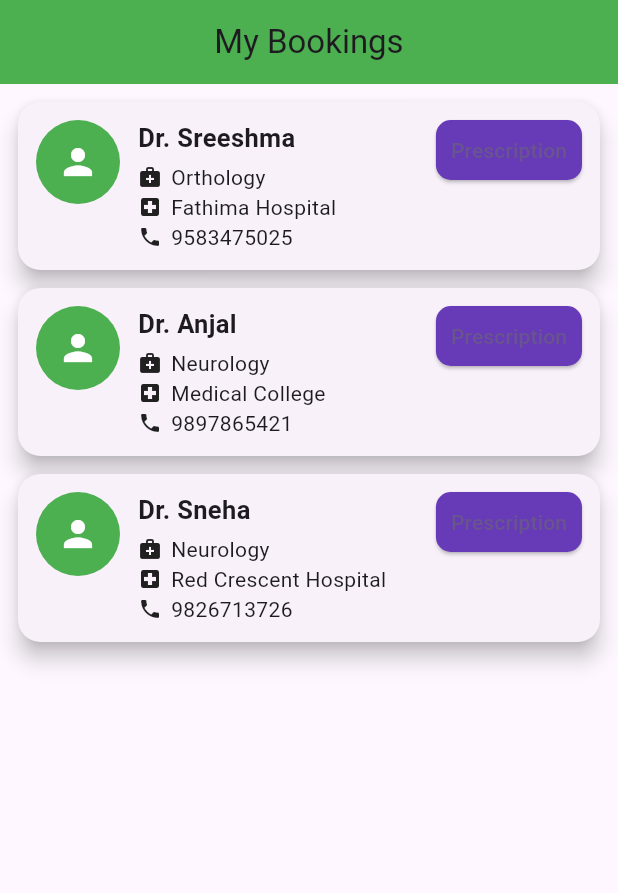
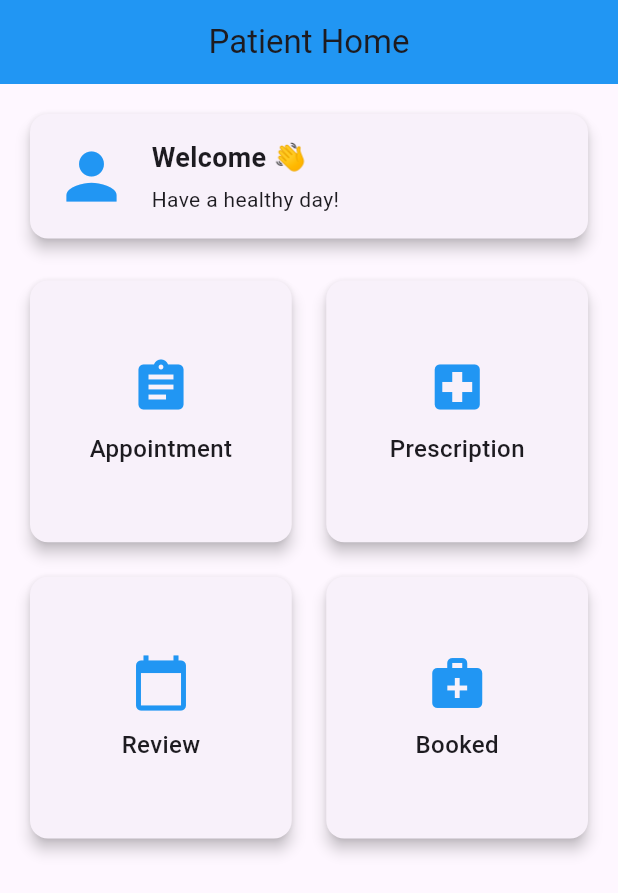
Before and after one commit to BrainTumourDetection/braintumourflutter, a Flutter app: the screen it shows after launch, on a phone screen of 412 x 824 dp. Shown: the top 893 px of the screen. Run offline on Flutter 3.47's test engine with Material 3 defaults, Android fonts, the phone set to English and light mode, and no system bars; our stand-ins replace dio, flutter_rating_bar.

Commit message:
27/01/2026

```diff
--- a/lib/booked.dart
+++ b/lib/booked.dart
@@ -124,7 +124,7 @@ class _BookedState extends State<Booked> {
       height: 40,
       child: ElevatedButton(
         style: ElevatedButton.styleFrom(
-          backgroundColor: Colors.deepPurple,
+          backgroundColor: const Color.fromARGB(255, 140, 198, 239),
           padding: const EdgeInsets.symmetric(horizontal: 10),
           shape: RoundedRectangleBorder(
             borderRadius: BorderRadius.circular(10),
--- /dev/null
+++ b/lib/home.dart
@@ -0,0 +1,124 @@
+import 'package:braintumour/appoinment.dart';
+import 'package:braintumour/booked.dart';
+import 'package:braintumour/prescrip.dart';
+import 'package:braintumour/review.dart';
+import 'package:flutter/material.dart';
+
+
+class HomePage extends StatelessWidget {
+  const HomePage({Key? key}) : super(key: key);
+
+  @override
+  Widget build(BuildContext context) {
+    return Scaffold(
+      appBar: AppBar(
+        title: const Text("Patient Home"),
+        centerTitle: true,
+        backgroundColor: Colors.blue,
+      ),
+
+      body: Padding(
+        padding: const EdgeInsets.all(16.0),
+        child: Column(
+          crossAxisAlignment: CrossAxisAlignment.start,
+          children: [
+
+            Card(
+              elevation: 4,
+              shape: RoundedRectangleBorder(
+                borderRadius: BorderRadius.circular(12),
+              ),
+              child: Padding(
+                padding: const EdgeInsets.all(16.0),
+                child: Row(
+                  children: const [
+                    Icon(Icons.person, size: 50, color: Colors.blue),
+                    SizedBox(width: 15),
+                    Column(
+                      crossAxisAlignment: CrossAxisAlignment.start,
+                      children: [
+                        Text("Welcome 👋",
+                            style: TextStyle(fontSize: 18, fontWeight: FontWeight.bold)),
+                        SizedBox(height: 5),
+                        Text("Have a healthy day!")
+                      ],
+                    )
+                  ],
+                ),
+              ),
+            ),
+
+            const SizedBox(height: 20),
+
+            Expanded(
+              child: GridView.count(
+                crossAxisCount: 2,
+                crossAxisSpacing: 15,
+                mainAxisSpacing: 15,
+                children: [
+                  _buildMenuItem(
+                    Icons.assignment,
+                    "Appointment",
+                    context,
+                    const Appoinment(),
+                  ),
+                  _buildMenuItem(
+                    Icons.local_hospital,
+                    "Prescription",
+                    context,
+                    const Prescrip(),
+                  ),
+                  _buildMenuItem(
+                    Icons.calendar_today,
+                    "Review",
+                    context,
+                    const Review(),
+                  ),
+                  _buildMenuItem(
+                    Icons.medical_services,
+                    "Booked",
+                    context,
+                    const Booked(),
+                  ),
+                ],
+              ),
+            ),
+          ],
+        ),
+      ),
+    );
+  }
+
+  Widget _buildMenuItem(
+    IconData icon,
+    String title,
+    BuildContext context,
+    Widget page,
+  ) {
+    return InkWell(
+      onTap: () {
+        Navigator.push(
+          context,
+          MaterialPageRoute(builder: (context) => page),
+        );
+      },
+      child: Card(
+        elevation: 4,
+        shape: RoundedRectangleBorder(
+          borderRadius: BorderRadius.circular(12),
+        ),
+        child: Column(
+          mainAxisAlignment: MainAxisAlignment.center,
+          children: [
+            Icon(icon, size: 40, color: Colors.blue),
+            const SizedBox(height: 10),
+            Text(
+              title,
+              style: const TextStyle(fontSize: 16, fontWeight: FontWeight.w500),
+            )
+          ],
+        ),
+      ),
+    );
+  }
+}
--- a/lib/main.dart
+++ b/lib/main.dart
@@ -1,5 +1,6 @@
 import 'package:braintumour/appoinment.dart';
 import 'package:braintumour/booked.dart';
+import 'package:braintumour/home.dart';
 import 'package:braintumour/login.dart';
 import 'package:braintumour/notification.dart';
 import 'package:braintumour/post.dart';
@@ -24,7 +25,7 @@ class MyApp extends StatelessWidget {
 
         colorScheme: ColorScheme.fromSeed(seedColor: Colors.deepPurple),
       ),
-      home:Booked(),
+      home:HomePage(),
     );
   }
 }
```
Also changed, not shown: lib/login.dart (+34 -6 lines), lib/register.dart (+4 -9 lines).
